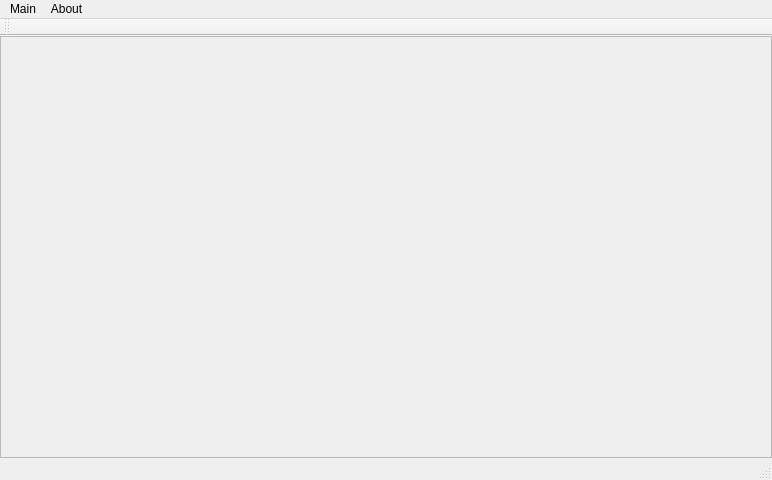
Above: viewwindow.ui from onto/effy before the change. Below: the same form after it.
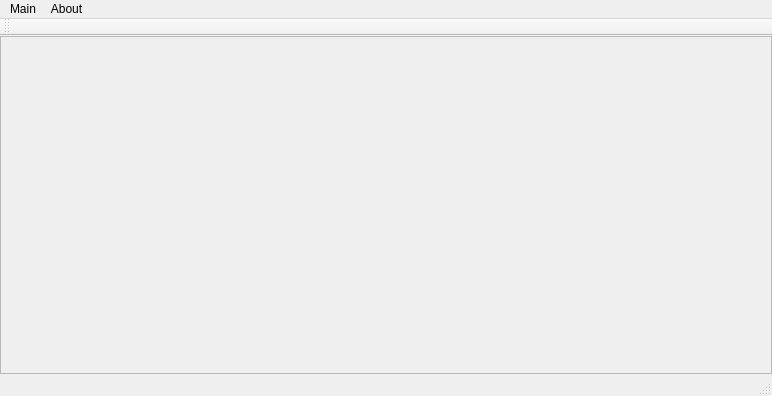
That is the form after the change.

What changed in the file:
```diff
--- a/viewwindow.ui
+++ b/viewwindow.ui
@@ -7,7 +7,7 @@
     <x>0</x>
     <y>0</y>
     <width>772</width>
-    <height>480</height>
+    <height>396</height>
    </rect>
   </property>
   <property name="windowTitle">
@@ -18,9 +18,6 @@
     <property name="margin">
      <number>0</number>
     </property>
-    <property name="spacing">
-     <number>0</number>
-    </property>
     <item row="0" column="0">
      <widget class="QScrollArea" name="scrollArea">
       <property name="lineWidth">
@@ -29,43 +26,27 @@
       <property name="widgetResizable">
        <bool>true</bool>
       </property>
-      <property name="alignment">
-       <set>Qt::AlignCenter</set>
-      </property>
       <widget class="QWidget" name="scrollAreaWidgetContents">
        <property name="geometry">
         <rect>
          <x>0</x>
          <y>0</y>
          <width>770</width>
-         <height>422</height>
+         <height>336</height>
         </rect>
        </property>
-       <layout class="QGridLayout" name="gridLayout_3">
+       <layout class="QVBoxLayout" name="verticalLayout">
         <property name="margin">
          <number>0</number>
         </property>
-        <property name="spacing">
-         <number>0</number>
-        </property>
-        <item row="0" column="0">
-         <layout class="QGridLayout" name="gridLayout_2">
-          <property name="spacing">
-           <number>0</number>
-          </property>
-          <item row="0" column="0">
+        <item>
            <widget class="QLabel" name="label">
-            <property name="lineWidth">
-             <number>0</number>
-            </property>
             <property name="text">
              <string/>
             </property>
            </widget>
           </item>
          </layout>
-        </item>
-       </layout>
       </widget>
      </widget>
     </item>
```
Left out of the diff: 2 changed lines with no effect on the pictures. Lines whose indentation alone changed are shown as unchanged.
